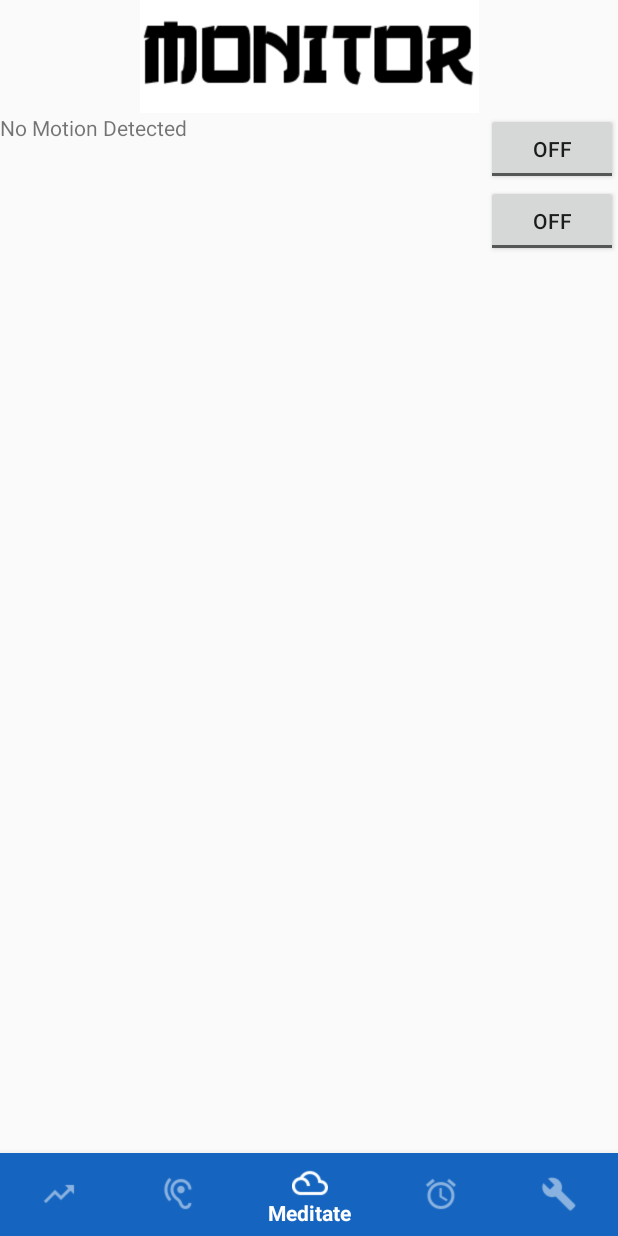
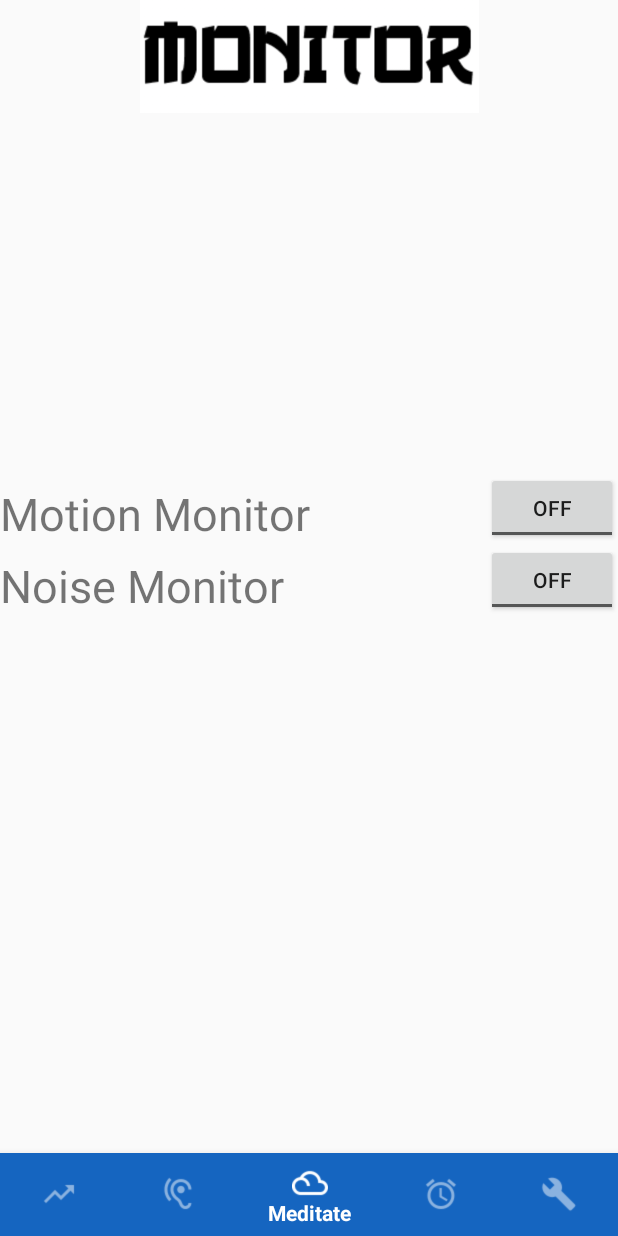
Before and after one commit to bryanlopezrr/Onsen, an Android app: the MonitorActivity screen opened directly, with no data from a screen before it, item 3 of the bottom bar chosen, on a phone screen of 412 x 824 dp. Run offline under Robolectric (Android 15) with nearby library versions, the phone set to English and light mode, and no system bars; 1 statement that could not run was skipped.

Commit message:
Made some UI modifications, login is disabled for editing

```diff
--- a/app/src/main/res/layout/activity_monitor.xml
+++ b/app/src/main/res/layout/activity_monitor.xml
@@ -7,13 +7,50 @@
 
     <RelativeLayout
         android:layout_width="match_parent"
-        android:layout_height="wrap_content">
+        android:layout_height="677dp">
 
         <ImageView
             android:layout_width="wrap_content"
             android:layout_height="75dp"
             android:layout_centerHorizontal="true"
             android:src="@drawable/monitor" />
+
+        <TextView
+            android:id="@+id/textView"
+            android:layout_width="wrap_content"
+            android:layout_height="wrap_content"
+            android:layout_alignBottom="@id/toggleButton"
+            android:text="@string/motion_monitor"
+            android:textSize="30sp" />
+
+        <TextView
+            android:id="@+id/textView2"
+            android:layout_width="wrap_content"
+            android:layout_height="wrap_content"
+            android:layout_alignBottom="@id/toggleButton2"
+            android:text="@string/noise_monitor"
+            android:textSize="30sp" />
+
+        <ToggleButton
+            android:id="@+id/toggleButton2"
+            android:layout_width="wrap_content"
+            android:layout_height="wrap_content"
+            android:layout_below="@id/toggleButton"
+            android:layout_alignParentLeft="false"
+            android:layout_alignParentRight="true"
+            android:layout_alignParentBottom="false"
+            android:layout_centerHorizontal="false"
+            android:layout_centerVertical="false"
+            android:text="ToggleButton" />
+
+        <ToggleButton
+            android:id="@+id/toggleButton"
+            android:layout_width="wrap_content"
+            android:layout_height="wrap_content"
+            android:layout_alignParentRight="true"
+            android:layout_centerVertical="true"
+            android:text="ToggleButton" />
+
         <!--        <TextView-->
         <!--            android:layout_width="match_parent"-->
         <!--            android:layout_height="75dp"-->
@@ -28,50 +65,25 @@
 
     <RelativeLayout
         android:layout_width="match_parent"
-        android:layout_height="wrap_content" >
+        android:layout_height="wrap_content">
 
 
         <com.google.android.material.bottomnavigation.BottomNavigationView
             android:id="@+id/navigationBar"
             android:layout_width="match_parent"
             android:layout_height="55dp"
-            android:layout_alignParentBottom="true"
             android:layout_alignParentStart="true"
             android:layout_alignParentLeft="true"
-            app:menu="@menu/nav_items"
+            android:layout_alignParentBottom="true"
             app:itemBackground="@color/colorPrimary"
             app:itemIconTint="@color/nav_item_colors"
-            app:itemTextColor="@color/nav_item_colors">
+            app:itemTextColor="@color/nav_item_colors"
+            app:menu="@menu/nav_items">
 
         </com.google.android.material.bottomnavigation.BottomNavigationView>
-
-        <TextView
-            android:id="@+id/textView2"
-            android:layout_width="wrap_content"
-            android:layout_height="wrap_content"
-            android:text="@string/no_motion" />
-
-        <ToggleButton
-            android:id="@+id/toggleButton"
-            android:layout_width="wrap_content"
-            android:layout_height="wrap_content"
-            android:layout_alignParentRight="true"
-            android:text="ToggleButton" />
-
-        <ToggleButton
-            android:id="@+id/toggleButton2"
-            android:layout_width="wrap_content"
-            android:layout_height="wrap_content"
-            android:layout_below="@id/toggleButton"
-            android:layout_alignParentRight="true"
-            android:text="ToggleButton" />
 
 
     </RelativeLayout>
 
 
-
-
-
-
 </LinearLayout>
--- a/app/src/main/res/layout/activity_reports.xml
+++ b/app/src/main/res/layout/activity_reports.xml
@@ -40,10 +40,12 @@
             android:layout_height="55dp"
             android:layout_alignParentBottom="true"
             android:layout_alignParentStart="true"
+            android:layout_alignParentLeft="true"
             app:menu="@menu/nav_items"
             app:itemBackground="@color/colorPrimary"
             app:itemIconTint="@color/nav_item_colors"
             app:itemTextColor="@color/nav_item_colors">
+
 
         </com.google.android.material.bottomnavigation.BottomNavigationView>
 
--- a/app/src/main/res/values/strings.xml
+++ b/app/src/main/res/values/strings.xml
@@ -10,9 +10,8 @@
     <string name="nav_monitor">Monitor</string>
     <string name="nav_meditate">Meditate</string>
     <string name="nav_reminder">Reminder</string>
-    <string name="motion_detected">Motion Detected</string>
-    <string name="no_motion">No Motion Detected</string>
-    <string name="no_audio">No Loud Noises Detected</string>
+    <string name="motion_monitor">Motion Monitor</string>
+    <string name="noise_monitor">Noise Monitor</string>
 
     <!-- TODO: Remove or change this placeholder text -->
     <string name="hello_blank_fragment">Hello blank fragment</string>
```
Lines whose indentation alone changed are shown as unchanged.
